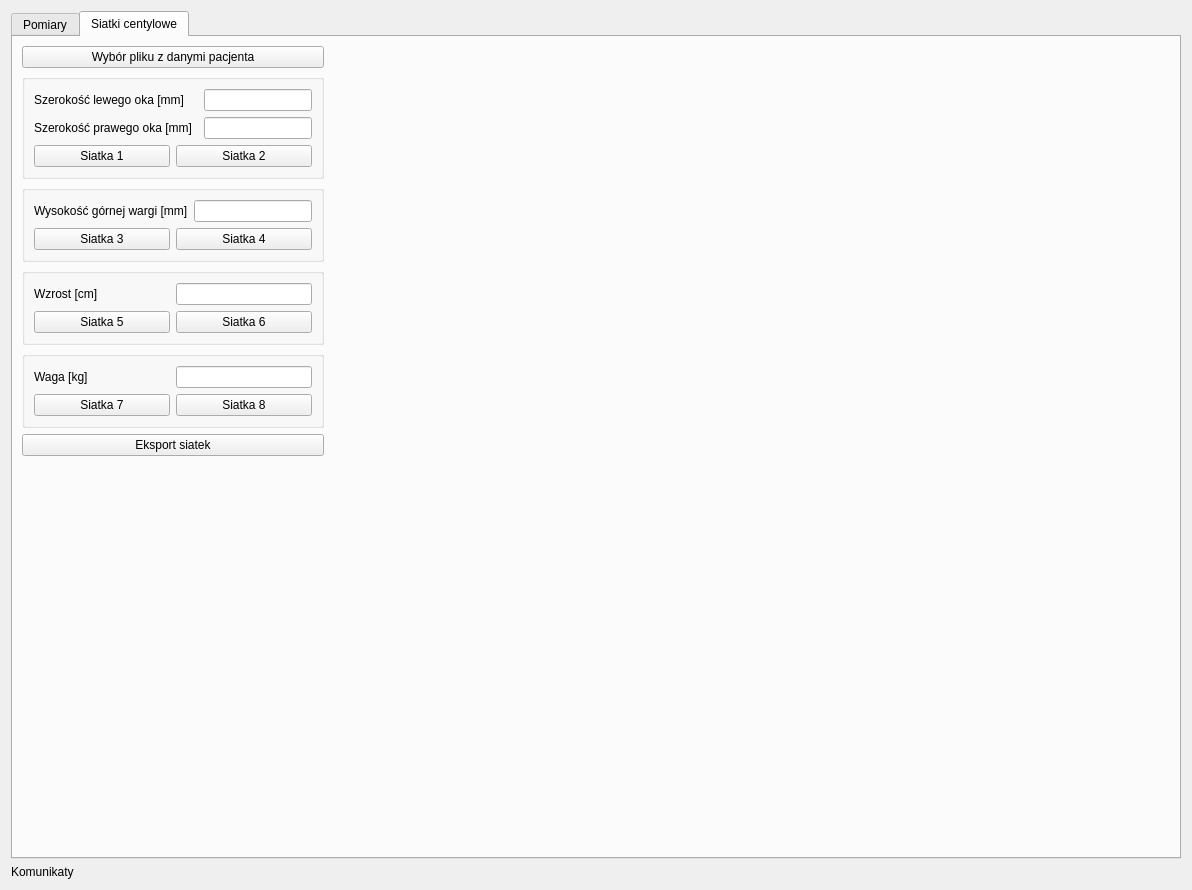
ocadotechnology-university/FAS-detection-support-tool, file implementation/GUI/w_main_window.ui: the form before one commit.
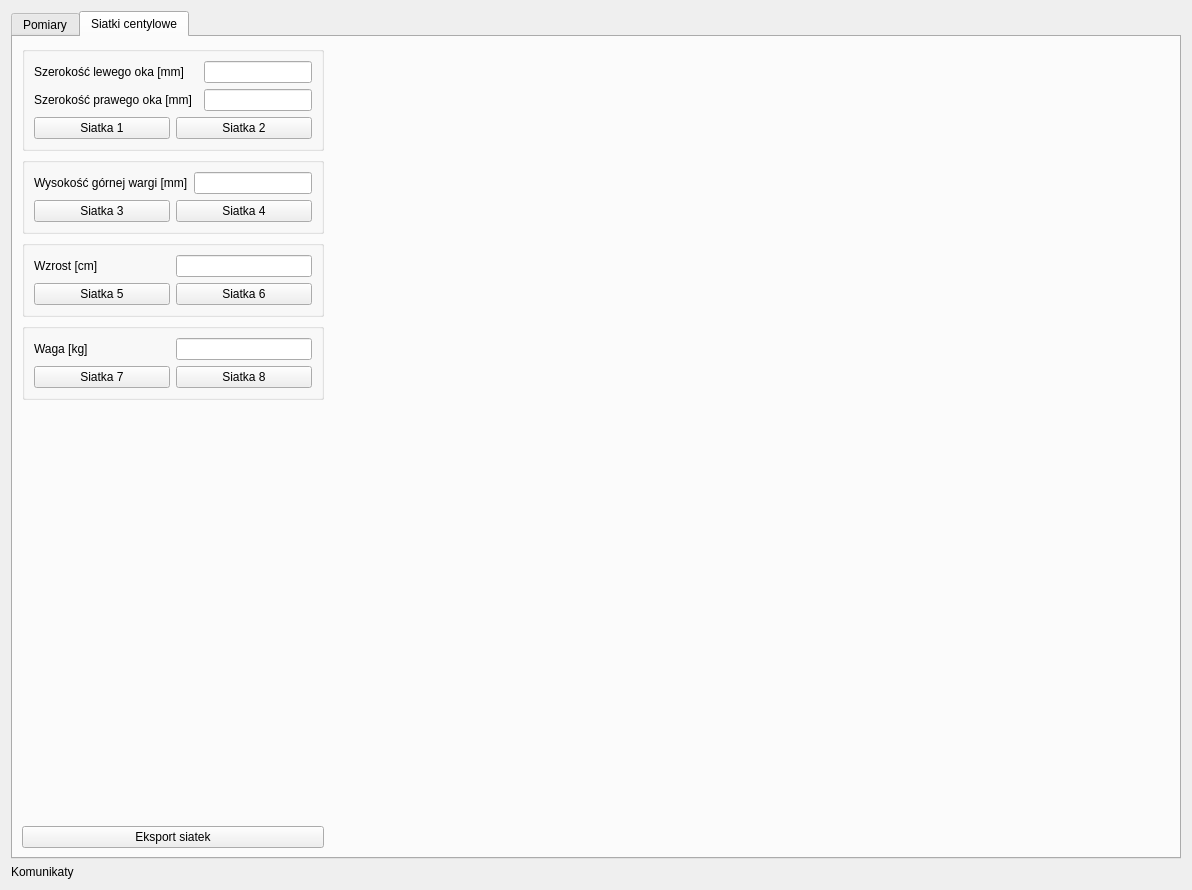
The form after the commit. Icons and pictures are not drawn.

Patch:
```diff
--- a/implementation/GUI/w_main_window.ui
+++ b/implementation/GUI/w_main_window.ui
@@ -340,13 +340,6 @@
       <layout class="QHBoxLayout" name="horizontalLayout_7">
        <item>
         <layout class="QVBoxLayout" name="verticalLayout_5">
-         <item>
-          <widget class="QPushButton" name="pb_choose_file">
-           <property name="text">
-            <string>Wybór pliku z danymi pacjenta</string>
-           </property>
-          </widget>
-         </item>
          <item>
           <widget class="QGroupBox" name="groupBox_3">
            <property name="sizePolicy">
@@ -616,19 +609,6 @@
            </layout>
           </widget>
          </item>
-         <item>
-          <widget class="QPushButton" name="pb_exportCharts">
-           <property name="maximumSize">
-            <size>
-             <width>400</width>
-             <height>16777215</height>
-            </size>
-           </property>
-           <property name="text">
-            <string>Eksport siatek</string>
-           </property>
-          </widget>
-         </item>
          <item>
           <spacer name="verticalSpacer">
            <property name="orientation">
@@ -642,6 +622,19 @@
            </property>
           </spacer>
          </item>
+         <item>
+          <widget class="QPushButton" name="pb_exportCharts">
+           <property name="maximumSize">
+            <size>
+             <width>400</width>
+             <height>16777215</height>
+            </size>
+           </property>
+           <property name="text">
+            <string>Eksport siatek</string>
+           </property>
+          </widget>
+         </item>
         </layout>
        </item>
        <item>
```
